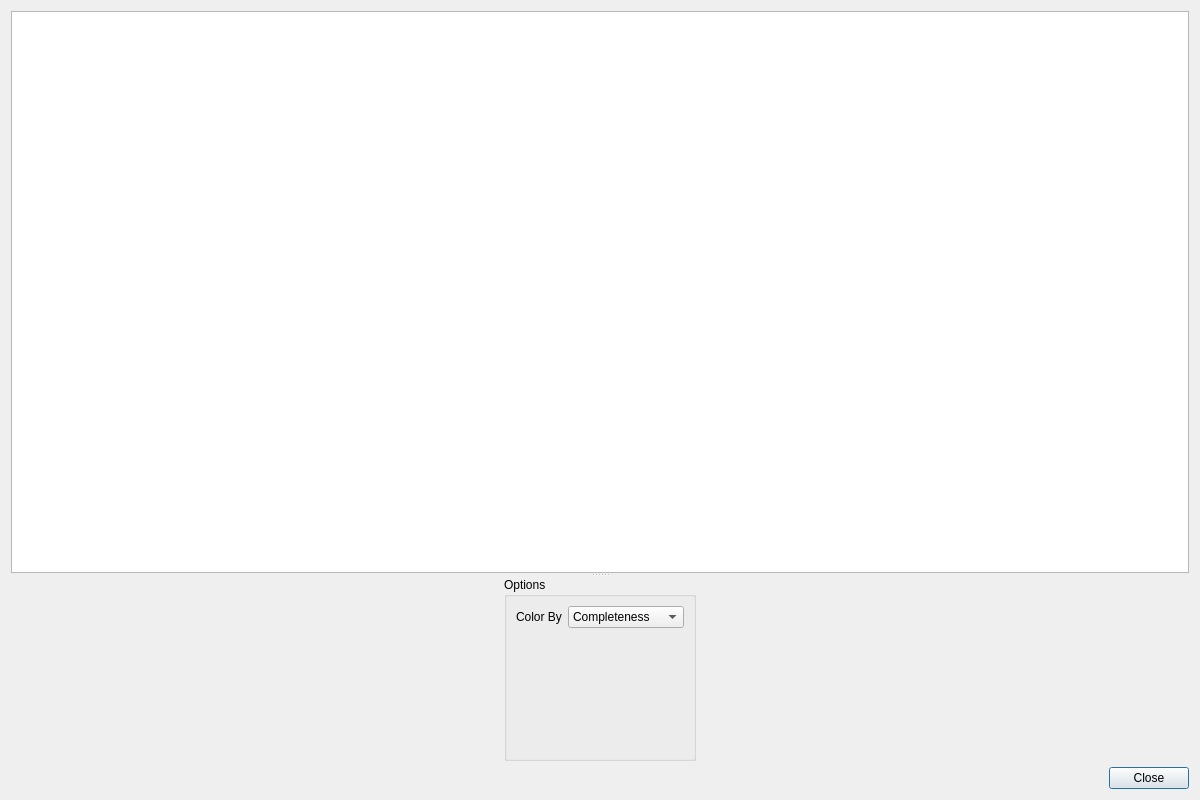
Old version of the form hexrd/ui/resources/ui/fit_grains_results_dialog.ui in the repository HEXRD/hexrdgui.
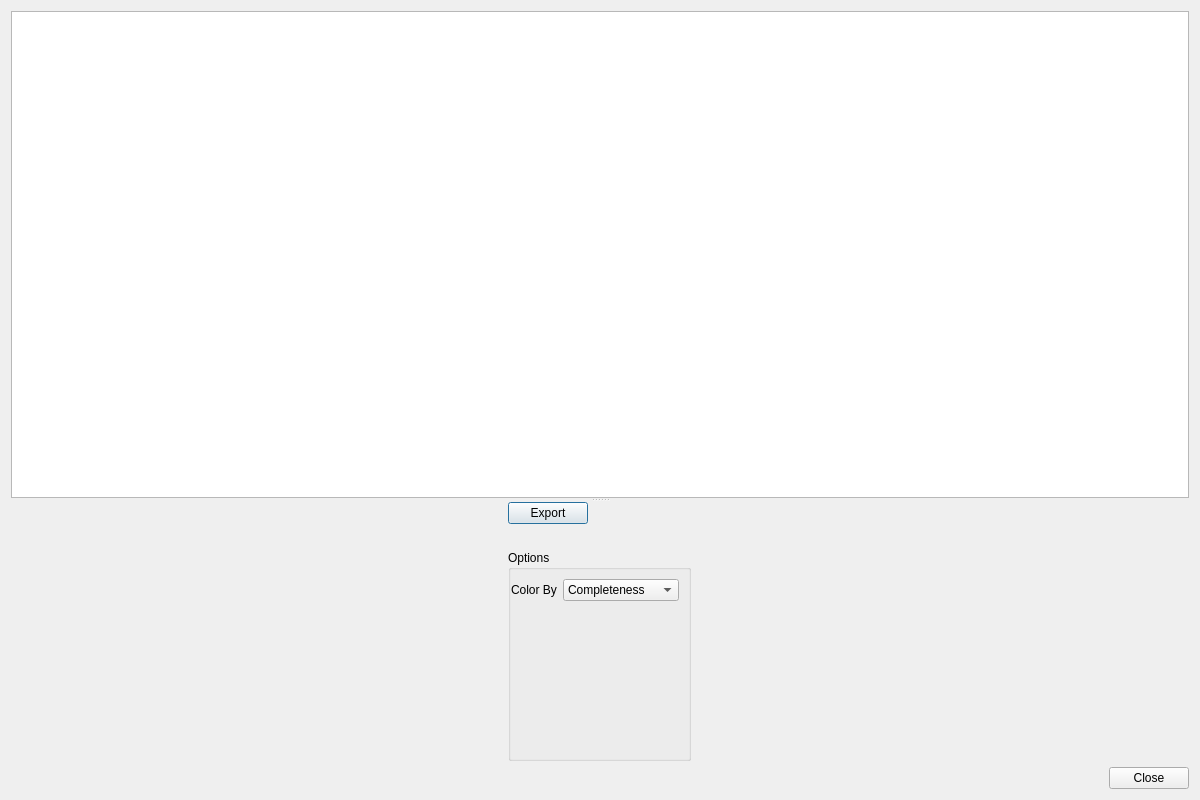
New version of the form.

Commit message: Add data export function to fit-grains results dialog

The edit to the form file:
```diff
--- a/hexrd/ui/resources/ui/fit_grains_results_dialog.ui
+++ b/hexrd/ui/resources/ui/fit_grains_results_dialog.ui
@@ -38,24 +38,98 @@
       <enum>Qt::Vertical</enum>
      </property>
      <widget class="QTableView" name="table_view">
+      <property name="minimumSize">
+       <size>
+        <width>0</width>
+        <height>150</height>
+       </size>
+      </property>
       <property name="alternatingRowColors">
        <bool>true</bool>
       </property>
      </widget>
      <widget class="QWidget" name="plot_widget" native="true">
       <layout class="QHBoxLayout" name="horizontalLayout">
+       <property name="leftMargin">
+        <number>0</number>
+       </property>
+       <property name="bottomMargin">
+        <number>0</number>
+       </property>
        <item>
-        <widget class="QGroupBox" name="plot_options">
+        <widget class="QWidget" name="dialog_controls" native="true">
          <property name="sizePolicy">
           <sizepolicy hsizetype="Fixed" vsizetype="Preferred">
            <horstretch>0</horstretch>
            <verstretch>0</verstretch>
           </sizepolicy>
          </property>
+         <layout class="QVBoxLayout" name="verticalLayout_2">
+          <property name="spacing">
+           <number>6</number>
+          </property>
+          <property name="sizeConstraint">
+           <enum>QLayout::SetDefaultConstraint</enum>
+          </property>
+          <property name="leftMargin">
+           <number>0</number>
+          </property>
+          <property name="topMargin">
+           <number>0</number>
+          </property>
+          <property name="rightMargin">
+           <number>0</number>
+          </property>
+          <property name="bottomMargin">
+           <number>0</number>
+          </property>
+          <item>
+           <widget class="QPushButton" name="export_button">
+            <property name="sizePolicy">
+             <sizepolicy hsizetype="Fixed" vsizetype="Fixed">
+              <horstretch>0</horstretch>
+              <verstretch>0</verstretch>
+             </sizepolicy>
+            </property>
+            <property name="text">
+             <string>Export</string>
+            </property>
+           </widget>
+          </item>
+          <item>
+           <spacer name="verticalSpacer">
+            <property name="orientation">
+             <enum>Qt::Vertical</enum>
+            </property>
+            <property name="sizeType">
+             <enum>QSizePolicy::Fixed</enum>
+            </property>
+            <property name="sizeHint" stdset="0">
+             <size>
+              <width>20</width>
+              <height>20</height>
+             </size>
+            </property>
+           </spacer>
+          </item>
+          <item>
+           <widget class="QGroupBox" name="plot_controls">
+            <property name="minimumSize">
+             <size>
+              <width>0</width>
+              <height>0</height>
+             </size>
+            </property>
          <property name="title">
           <string>Options</string>
          </property>
-         <layout class="QFormLayout" name="formLayout">
+            <layout class="QFormLayout" name="formLayout_2">
+             <property name="leftMargin">
+              <number>0</number>
+             </property>
+             <property name="bottomMargin">
+              <number>0</number>
+             </property>
           <item row="0" column="0">
            <widget class="QLabel" name="plot_color_label">
             <property name="text">
@@ -110,6 +184,9 @@
          </layout>
         </widget>
        </item>
+         </layout>
+        </widget>
+       </item>
        <item>
         <layout class="QVBoxLayout" name="canvas_layout" stretch=""/>
        </item>
```
Left out of the diff: 2 changed lines with no effect on the pictures. Lines whose indentation alone changed are shown as unchanged. The commit also changes 2 other files.
